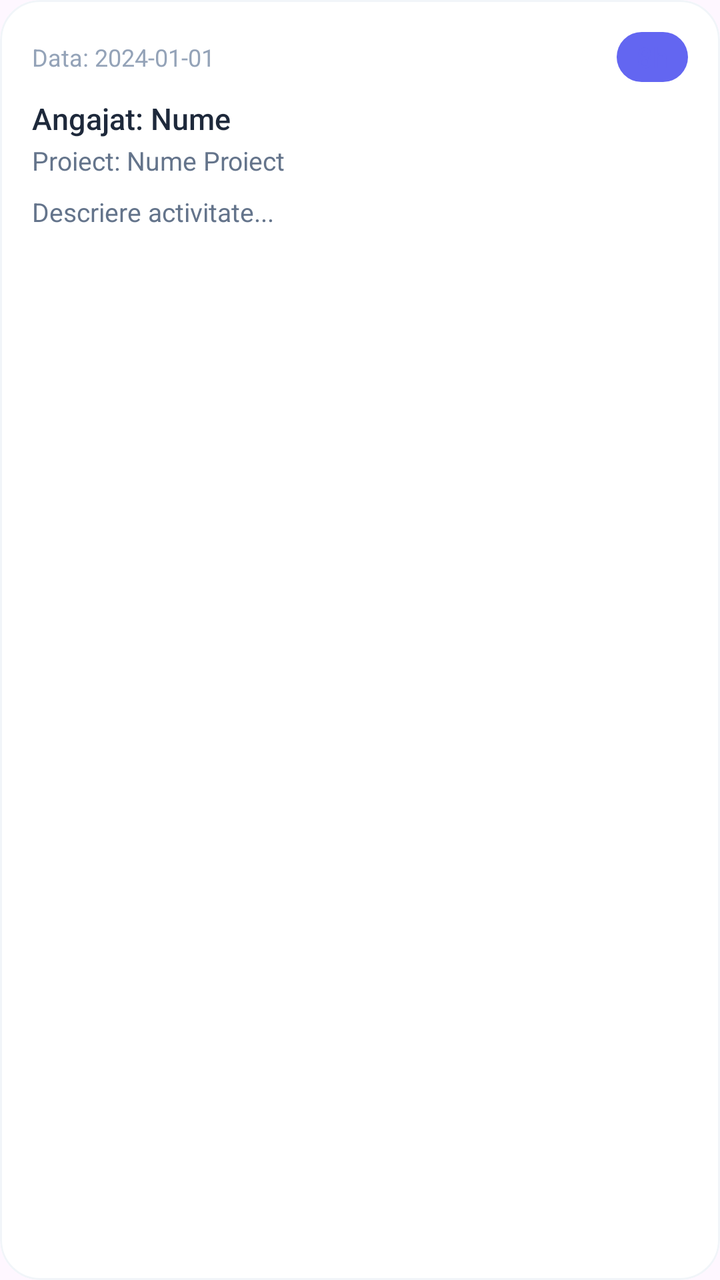
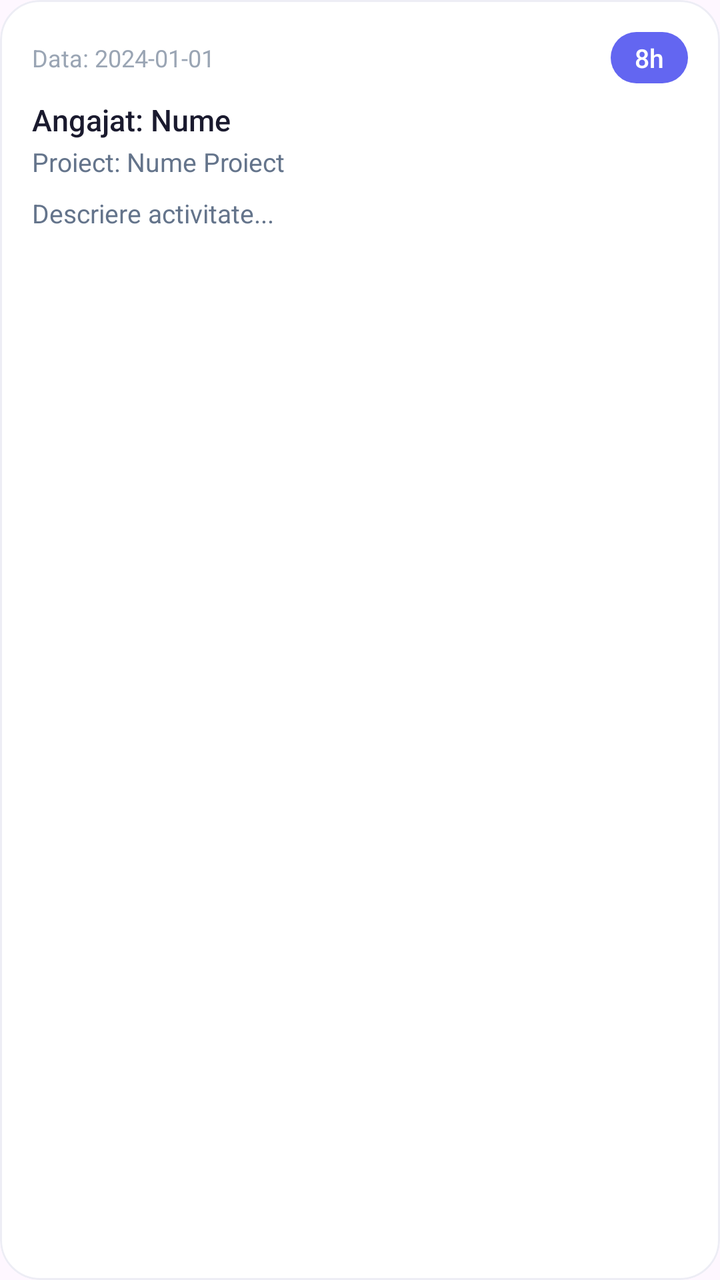

Two renders of the same Android screen: before a commit and after it. Below are the layout's source before the change and the commit's diff.
<!-- AndroidManifest.xml: application theme Theme.AplicatieGestiuneFirma -->
<!-- res/layout/item_report.xml -->
<?xml version="1.0" encoding="utf-8"?>
<com.google.android.material.card.MaterialCardView xmlns:android="http://schemas.android.com/apk/res/android"
    xmlns:app="http://schemas.android.com/apk/res-auto"
    android:layout_width="match_parent"
    android:layout_height="wrap_content"
    android:layout_margin="6dp"
    app:cardCornerRadius="20dp"
    app:cardElevation="0dp"
    app:strokeWidth="1dp"
    app:strokeColor="@color/border_subtle"
    app:cardBackgroundColor="@color/white">

    <LinearLayout
        android:layout_width="match_parent"
        android:layout_height="wrap_content"
        android:orientation="vertical"
        android:padding="16dp">

        <LinearLayout
            android:layout_width="match_parent"
            android:layout_height="wrap_content"
            android:gravity="center_vertical">

            <TextView
                android:id="@+id/tvReportDate"
                android:layout_width="0dp"
                android:layout_height="wrap_content"
                android:layout_weight="1"
                android:textSize="12sp"
                android:textColor="@color/text_hint"
                android:text="Data: 2024-01-01" />

            <TextView
                android:id="@+id/tvReportHours"
                android:layout_width="wrap_content"
                android:layout_height="wrap_content"
                android:text="8h"
                android:textSize="14sp"
                android:fontFamily="sans-serif-medium"
                android:textColor="@color/primary_blue"
                android:paddingHorizontal="10dp"
                android:paddingVertical="3dp"
                android:background="@drawable/bg_pill_blue" />
        </LinearLayout>

        <TextView
            android:id="@+id/tvReportEmployee"
            android:layout_width="wrap_content"
            android:layout_height="wrap_content"
            android:textSize="15sp"
            android:fontFamily="sans-serif-medium"
            android:textColor="@color/text_main"
            android:text="Angajat: Nume"
            android:layout_marginTop="8dp" />

        <TextView
            android:id="@+id/tvReportProject"
            android:layout_width="wrap_content"
            android:layout_height="wrap_content"
            android:textSize="13sp"
            android:textColor="@color/text_secondary"
            android:text="Proiect: Nume Proiect"
            android:layout_marginTop="2dp" />

        <TextView
            android:id="@+id/tvReportDescription"
            android:layout_width="match_parent"
            android:layout_height="wrap_content"
            android:layout_marginTop="8dp"
            android:text="Descriere activitate..."
            android:textColor="@color/text_secondary"
            android:textSize="13sp"
            android:maxLines="2"
            android:ellipsize="end" />

        <TextView
            android:id="@+id/tvViewPhoto"
            android:layout_width="wrap_content"
            android:layout_height="wrap_content"
            android:layout_marginTop="8dp"
            android:text="📷 Vezi fotografie"
            android:textColor="@color/primary_blue"
            android:textSize="13sp"
            android:fontFamily="sans-serif-medium"
            android:visibility="gone" />

    </LinearLayout>

</com.google.android.material.card.MaterialCardView>
<!-- resources referenced by this layout -->
<resources>
  <color name="border_subtle">#F1F5F9</color>
  <color name="primary_blue">#6366F1</color>
  <color name="text_hint">#94A3B8</color>
  <color name="text_main">#1E293B</color>
  <color name="text_secondary">#64748B</color>
  <color name="white">#FFFFFFFF</color>
  <!-- drawable bg_pill_blue (drawable) -->
  <?xml version="1.0" encoding="utf-8"?>
  <shape xmlns:android="http://schemas.android.com/apk/res/android"
      android:shape="rectangle">
      <solid android:color="#6366F1" />
      <corners android:radius="20dp" />
  </shape>
  <style name="Theme.AplicatieGestiuneFirma" parent="Base.Theme.AplicatieGestiuneFirma" />
  <style name="Base.Theme.AplicatieGestiuneFirma" parent="Theme.Material3.DayNight.NoActionBar">
          <item name="colorPrimary">@color/primary_blue</item>
          <item name="colorPrimaryContainer">@color/primary_surface</item>
          <item name="colorOnPrimaryContainer">@color/primary_deep</item>
          <item name="colorSecondary">@color/accent_teal</item>
          <item name="colorSurface">@color/bg_surface</item>
          <item name="colorOnSurface">@color/text_main</item>
          <item name="colorOnSurfaceVariant">@color/text_secondary</item>
          <item name="android:statusBarColor">@android:color/transparent</item>
          <item name="android:navigationBarColor">@color/bg_surface</item>
          <item name="android:windowLightStatusBar">false</item>
          <item name="shapeAppearanceSmallComponent">@style/ShapeSmall</item>
          <item name="shapeAppearanceMediumComponent">@style/ShapeMedium</item>
      </style>
  <color name="primary_surface">#EEF2FF</color>
  <color name="primary_deep">#4F46E5</color>
  <color name="accent_teal">#14B8A6</color>
  <color name="bg_surface">#FFFFFF</color>
  <style name="ShapeSmall" parent="ShapeAppearance.Material3.SmallComponent">
          <item name="cornerSize">12dp</item>
      </style>
  <style name="ShapeMedium" parent="ShapeAppearance.Material3.MediumComponent">
          <item name="cornerSize">20dp</item>
      </style>
</resources>

<!-- the commit's change to res/layout/item_report.xml (unified diff, before → after) -->
@@ -35,11 +35,11 @@
                 android:layout_width="wrap_content"
                 android:layout_height="wrap_content"
                 android:text="8h"
-                android:textSize="14sp"
+                android:textSize="13sp"
                 android:fontFamily="sans-serif-medium"
-                android:textColor="@color/primary_blue"
-                android:paddingHorizontal="10dp"
-                android:paddingVertical="3dp"
+                android:textColor="@color/white"
+                android:paddingHorizontal="12dp"
+                android:paddingVertical="4dp"
                 android:background="@drawable/bg_pill_blue" />
         </LinearLayout>
 
<!-- resource entries referenced after the edit -->
@@ -1,9 +1,9 @@
 <!-- resources referenced by this layout -->
 <resources>
-  <color name="border_subtle">#F1F5F9</color>
-  <color name="primary_blue">#6366F1</color>
-  <color name="text_hint">#94A3B8</color>
-  <color name="text_main">#1E293B</color>
+  <color name="border_subtle">#EDEDF5</color>
+  <color name="primary_blue">#6B5CE7</color>
+  <color name="text_hint">#9AA5B4</color>
+  <color name="text_main">#1A1A2E</color>
   <color name="text_secondary">#64748B</color>
   <color name="white">#FFFFFFFF</color>
   <!-- drawable bg_pill_blue (drawable) -->
@@ -28,15 +28,15 @@
           <item name="shapeAppearanceSmallComponent">@style/ShapeSmall</item>
           <item name="shapeAppearanceMediumComponent">@style/ShapeMedium</item>
       </style>
-  <color name="primary_surface">#EEF2FF</color>
-  <color name="primary_deep">#4F46E5</color>
+  <color name="primary_surface">#F0EEFB</color>
+  <color name="primary_deep">#5048C8</color>
   <color name="accent_teal">#14B8A6</color>
   <color name="bg_surface">#FFFFFF</color>
   <style name="ShapeSmall" parent="ShapeAppearance.Material3.SmallComponent">
-          <item name="cornerSize">12dp</item>
+          <item name="cornerSize">14dp</item>
       </style>
   <style name="ShapeMedium" parent="ShapeAppearance.Material3.MediumComponent">
-          <item name="cornerSize">20dp</item>
+          <item name="cornerSize">24dp</item>
       </style>
 </resources>
 
